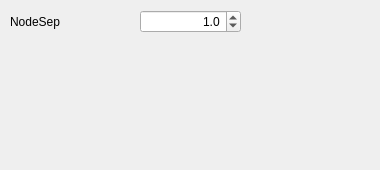
qreal/qreal, file qrgui/umllib/layout/gvizDotLayoutHelperSettings.ui: the form before one commit.
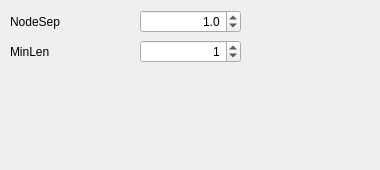
The form after the commit.

Commit message: New option to gviz dot method

Diff of the .ui file:
```diff
--- a/qrgui/umllib/layout/gvizDotLayoutHelperSettings.ui
+++ b/qrgui/umllib/layout/gvizDotLayoutHelperSettings.ui
@@ -45,6 +45,35 @@
     <double>1.000000000000000</double>
    </property>
   </widget>
+  <widget class="QLabel" name="label_16">
+   <property name="geometry">
+    <rect>
+     <x>10</x>
+     <y>40</y>
+     <width>121</width>
+     <height>23</height>
+    </rect>
+   </property>
+   <property name="text">
+    <string>MinLen</string>
+   </property>
+  </widget>
+  <widget class="QSpinBox" name="minLen">
+   <property name="geometry">
+    <rect>
+     <x>140</x>
+     <y>40</y>
+     <width>101</width>
+     <height>23</height>
+    </rect>
+   </property>
+   <property name="alignment">
+    <set>Qt::AlignRight|Qt::AlignTrailing|Qt::AlignVCenter</set>
+   </property>
+   <property name="value">
+    <number>1</number>
+   </property>
+  </widget>
  </widget>
  <resources/>
  <connections/>
```
Left out of the diff: 2 changed lines with no effect on the pictures. The commit also changes 2 other files.
